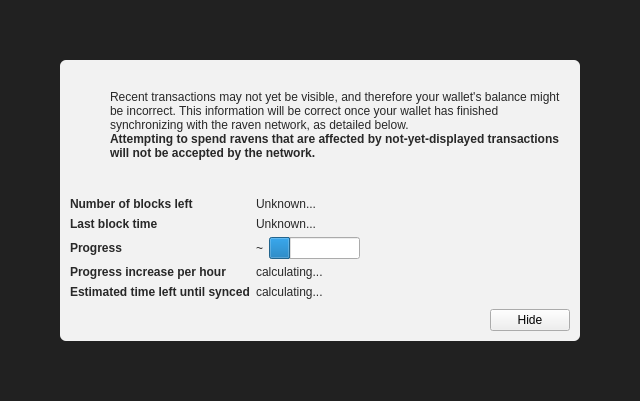
This is src/qt/forms/modaloverlay.ui in NiftyRaven/x-coin as Qt 5 draws it before an edit. The edited form follows.
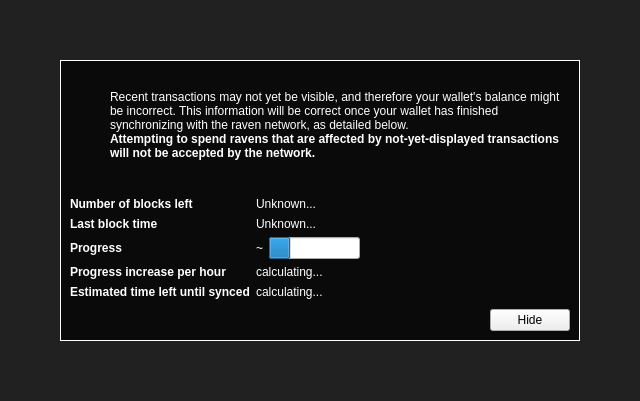
This is the edited form. Icons and pictures are not drawn. Custom widgets are drawn as their Qt base class.

What changed in the file:
```diff
--- a/src/qt/forms/modaloverlay.ui
+++ b/src/qt/forms/modaloverlay.ui
@@ -50,9 +50,9 @@
       <item>
        <widget class="QWidget" name="contentWidget" native="true">
         <property name="styleSheet">
-         <string notr="true">#contentWidget { background: rgba(255,255,255,240); border-radius: 6px; }
+         <string notr="true">#contentWidget { background: #0a0a0a; border: 1px solid #ffffff; }
 
-QLabel { color: rgb(40,40,40);  }</string>
+QLabel { color: #ffffff;  }</string>
         </property>
         <layout class="QVBoxLayout" name="verticalLayoutSub" stretch="1,0,0,0">
          <property name="spacing">
```
